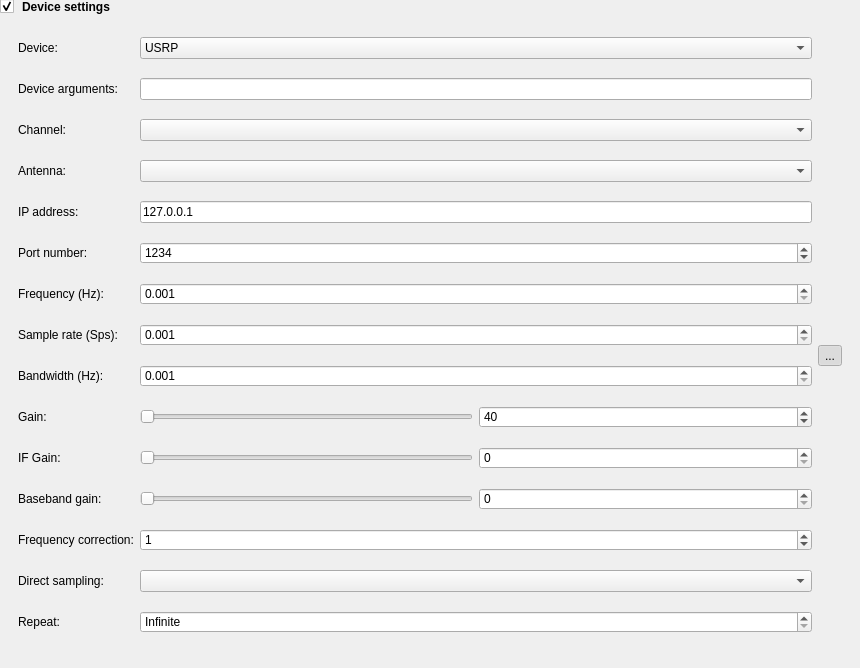
Before: the Qt Designer form data/ui/send_recv_device_settings.ui in jopohl/urh, drawn with Qt 5.
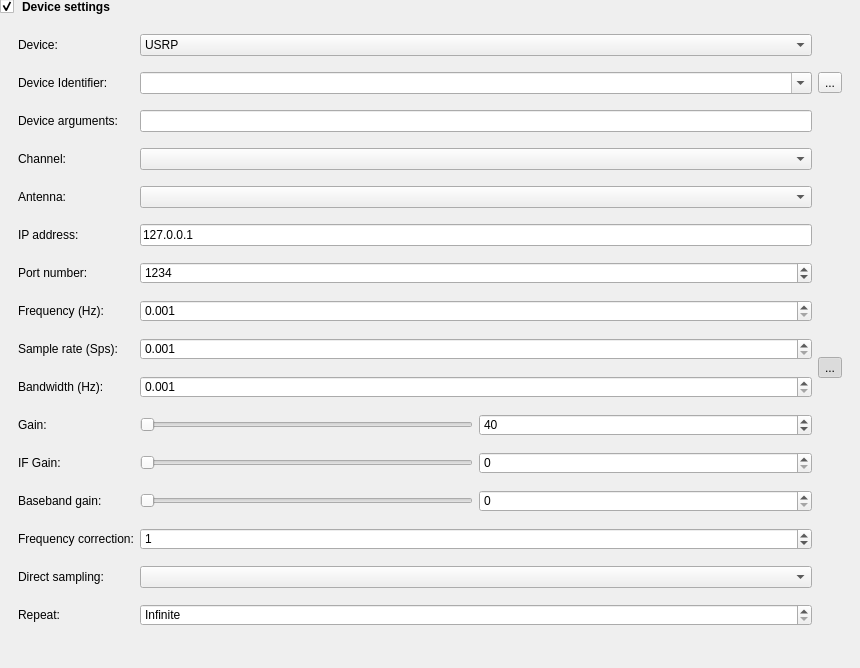
After: the same form once the commit is applied. Icons and pictures are not drawn. Custom widgets are drawn as their Qt base class.

Commit message: add multi device support for hackrf

```diff
--- a/data/ui/send_recv_device_settings.ui
+++ b/data/ui/send_recv_device_settings.ui
@@ -108,7 +108,7 @@
            </item>
           </widget>
          </item>
-         <item row="1" column="0">
+         <item row="2" column="0">
           <widget class="QLabel" name="labelDeviceArgs">
            <property name="toolTip">
             <string>&lt;html&gt;&lt;head/&gt;&lt;body&gt;&lt;p&gt;If you only have one USRP connected you may leave this field empty, so your USRP gets detected automatically.&lt;/p&gt;&lt;p&gt;If you have multiple USRPs connected or need better control, enter a device identifier of your USRP here.&lt;/p&gt;&lt;p&gt;You may also enter other device arguments here.&lt;/p&gt;&lt;/body&gt;&lt;/html&gt;</string>
@@ -124,55 +124,55 @@
            </property>
           </widget>
          </item>
-         <item row="1" column="1">
+         <item row="2" column="1">
           <widget class="QLineEdit" name="lineEditDeviceArgs">
            <property name="toolTip">
             <string>&lt;html&gt;&lt;head/&gt;&lt;body&gt;&lt;p&gt;If you only have one USRP connected you may leave this field empty, so your USRP gets detected automatically.&lt;/p&gt;&lt;p&gt;If you have multiple USRPs connected or need better control, enter a device identifier of your USRP here.&lt;/p&gt;&lt;p&gt;You may also enter other device arguments here.&lt;/p&gt;&lt;/body&gt;&lt;/html&gt;</string>
            </property>
           </widget>
          </item>
-         <item row="2" column="0">
+         <item row="3" column="0">
           <widget class="QLabel" name="labelChannel">
            <property name="text">
             <string>Channel:</string>
            </property>
           </widget>
          </item>
-         <item row="2" column="1">
+         <item row="3" column="1">
           <widget class="QComboBox" name="comboBoxChannel"/>
          </item>
-         <item row="3" column="0">
+         <item row="4" column="0">
           <widget class="QLabel" name="labelAntenna">
            <property name="text">
             <string>Antenna:</string>
            </property>
           </widget>
          </item>
-         <item row="3" column="1">
+         <item row="4" column="1">
           <widget class="QComboBox" name="comboBoxAntenna"/>
          </item>
-         <item row="4" column="0">
+         <item row="5" column="0">
           <widget class="QLabel" name="labelIP">
            <property name="text">
             <string>IP address:</string>
            </property>
           </widget>
          </item>
-         <item row="4" column="1">
+         <item row="5" column="1">
           <widget class="QLineEdit" name="lineEditIP">
            <property name="text">
             <string>127.0.0.1</string>
            </property>
           </widget>
          </item>
-         <item row="5" column="0">
+         <item row="6" column="0">
           <widget class="QLabel" name="labelPort">
            <property name="text">
             <string>Port number:</string>
            </property>
           </widget>
          </item>
-         <item row="5" column="1">
+         <item row="6" column="1">
           <widget class="QSpinBox" name="spinBoxPort">
            <property name="minimum">
             <number>1</number>
@@ -185,14 +185,14 @@
            </property>
           </widget>
          </item>
-         <item row="6" column="0">
+         <item row="7" column="0">
           <widget class="QLabel" name="labelFreq">
            <property name="text">
             <string>Frequency (Hz):</string>
            </property>
           </widget>
          </item>
-         <item row="6" column="1">
+         <item row="7" column="1">
           <widget class="KillerDoubleSpinBox" name="spinBoxFreq">
            <property name="decimals">
             <number>3</number>
@@ -205,14 +205,14 @@
            </property>
           </widget>
          </item>
-         <item row="7" column="0">
+         <item row="8" column="0">
           <widget class="QLabel" name="labelSampleRate">
            <property name="text">
             <string>Sample rate (Sps):</string>
            </property>
           </widget>
          </item>
-         <item row="7" column="1">
+         <item row="8" column="1">
           <widget class="KillerDoubleSpinBox" name="spinBoxSampleRate">
            <property name="decimals">
             <number>3</number>
@@ -225,7 +225,7 @@
            </property>
           </widget>
          </item>
-         <item row="7" column="2" rowspan="2">
+         <item row="8" column="2" rowspan="2">
           <widget class="QToolButton" name="btnLockBWSR">
            <property name="sizePolicy">
             <sizepolicy hsizetype="Fixed" vsizetype="Fixed">
@@ -254,27 +254,14 @@
            </property>
           </widget>
          </item>
-         <item row="8" column="0">
+         <item row="9" column="0">
           <widget class="QLabel" name="labelBandwidth">
            <property name="text">
             <string>Bandwidth (Hz):</string>
            </property>
           </widget>
          </item>
-         <item row="8" column="1">
-          <widget class="KillerDoubleSpinBox" name="spinBoxBandwidth">
-           <property name="decimals">
-            <number>3</number>
-           </property>
-           <property name="minimum">
-            <double>0.001000000000000</double>
-           </property>
-           <property name="maximum">
-            <double>1000000000000.000000000000000</double>
-           </property>
-          </widget>
-         </item>
-         <item row="9" column="0">
+         <item row="10" column="0">
           <widget class="QLabel" name="labelGain">
            <property name="toolTip">
             <string>&lt;html&gt;&lt;head/&gt;&lt;body&gt;&lt;p&gt;The gain (more exactly RF gain) is the gain applied to the RF signal. This amplifies the high frequent signal arriving at the antenna of your Software Defined Radio.&lt;/p&gt;&lt;/body&gt;&lt;/html&gt;</string>
@@ -285,6 +272,19 @@
           </widget>
          </item>
          <item row="9" column="1">
+          <widget class="KillerDoubleSpinBox" name="spinBoxBandwidth">
+           <property name="decimals">
+            <number>3</number>
+           </property>
+           <property name="minimum">
+            <double>0.001000000000000</double>
+           </property>
+           <property name="maximum">
+            <double>1000000000000.000000000000000</double>
+           </property>
+          </widget>
+         </item>
+         <item row="10" column="1">
           <layout class="QGridLayout" name="gridLayout_5">
            <property name="sizeConstraint">
             <enum>QLayout::SetDefaultConstraint</enum>
@@ -329,7 +329,7 @@
            </item>
           </layout>
          </item>
-         <item row="10" column="0">
+         <item row="11" column="0">
           <widget class="QLabel" name="labelIFGain">
            <property name="toolTip">
             <string>&lt;html&gt;&lt;head/&gt;&lt;body&gt;&lt;p&gt;The IF Gain is applied to the Intermediate Frequency signal in your Software Defined Radio. An IF signal has a lower frequency than the high frequent RF signal, so signal processing can be applied more efficiently.&lt;/p&gt;&lt;/body&gt;&lt;/html&gt;</string>
@@ -339,7 +339,7 @@
            </property>
           </widget>
          </item>
-         <item row="10" column="1">
+         <item row="11" column="1">
           <layout class="QGridLayout" name="gridLayout_7">
            <item row="0" column="0">
             <widget class="QSlider" name="sliderIFGain">
@@ -366,7 +366,7 @@
            </item>
           </layout>
          </item>
-         <item row="11" column="0">
+         <item row="12" column="0">
           <widget class="QLabel" name="labelBasebandGain">
            <property name="toolTip">
             <string>&lt;html&gt;&lt;head/&gt;&lt;body&gt;&lt;p&gt;The baseband gain is applied to the baseband signal in your software defined radio. The baseband signal is at low frequency and gathered from the RF signal by &lt;span style=&quot; font-weight:600;&quot;&gt;complex downsampling&lt;/span&gt;.&lt;/p&gt;&lt;/body&gt;&lt;/html&gt;</string>
@@ -376,7 +376,7 @@
            </property>
           </widget>
          </item>
-         <item row="11" column="1">
+         <item row="12" column="1">
           <layout class="QGridLayout" name="gridLayout_8">
            <item row="0" column="0">
             <widget class="QSlider" name="sliderBasebandGain">
@@ -418,7 +418,7 @@
            </item>
           </layout>
          </item>
-         <item row="12" column="0">
+         <item row="13" column="0">
           <widget class="QLabel" name="labelFreqCorrection">
            <property name="toolTip">
             <string>&lt;html&gt;&lt;head/&gt;&lt;body&gt;&lt;p&gt;Set the frequency correction in &lt;span style=&quot; font-weight:600;&quot;&gt;ppm&lt;/span&gt;. If you do not know what to enter here, just leave it to one.&lt;/p&gt;&lt;/body&gt;&lt;/html&gt;</string>
@@ -428,7 +428,7 @@
            </property>
           </widget>
          </item>
-         <item row="12" column="1">
+         <item row="13" column="1">
           <widget class="QSpinBox" name="spinBoxFreqCorrection">
            <property name="toolTip">
             <string>&lt;html&gt;&lt;head/&gt;&lt;body&gt;&lt;p&gt;Set the frequency correction in &lt;span style=&quot; font-weight:600;&quot;&gt;ppm&lt;/span&gt;. If you do not know what to enter here, just leave it to one.&lt;/p&gt;&lt;/body&gt;&lt;/html&gt;</string>
@@ -444,7 +444,7 @@
            </property>
           </widget>
          </item>
-         <item row="13" column="0">
+         <item row="14" column="0">
           <widget class="QLabel" name="labelDirectSampling">
            <property name="toolTip">
             <string>&lt;html&gt;&lt;head/&gt;&lt;body&gt;&lt;p&gt;Set the direct sampling mode. If you do not know what to choose here, just set it to disabled. The&lt;span style=&quot; font-weight:600;&quot;&gt; native backend&lt;/span&gt; is recommended, when using this setting.&lt;/p&gt;&lt;/body&gt;&lt;/html&gt;</string>
@@ -454,21 +454,21 @@
            </property>
           </widget>
          </item>
-         <item row="13" column="1">
+         <item row="14" column="1">
           <widget class="QComboBox" name="comboBoxDirectSampling">
            <property name="toolTip">
             <string>&lt;html&gt;&lt;head/&gt;&lt;body&gt;&lt;p&gt;Set the direct sampling mode. If you do not know what to choose here, just set it to disabled. The&lt;span style=&quot; font-weight:600;&quot;&gt; native backend&lt;/span&gt; is recommended, when using this setting.&lt;/p&gt;&lt;/body&gt;&lt;/html&gt;</string>
            </property>
           </widget>
          </item>
-         <item row="14" column="0">
+         <item row="15" column="0">
           <widget class="QLabel" name="labelNRepeat">
            <property name="text">
             <string>Repeat:</string>
            </property>
           </widget>
          </item>
-         <item row="14" column="1">
+         <item row="15" column="1">
           <widget class="QSpinBox" name="spinBoxNRepeat">
            <property name="specialValueText">
             <string>Infinite</string>
@@ -478,6 +478,33 @@
            </property>
           </widget>
          </item>
+         <item row="1" column="0">
+          <widget class="QLabel" name="labelDeviceIdentifier">
+           <property name="text">
+            <string>Device Identifier:</string>
+           </property>
+          </widget>
+         </item>
+         <item row="1" column="1">
+          <widget class="QComboBox" name="comboBoxDeviceIdentifier">
+           <property name="editable">
+            <bool>true</bool>
+           </property>
+           <property name="insertPolicy">
+            <enum>QComboBox::NoInsert</enum>
+           </property>
+          </widget>
+         </item>
+         <item row="1" column="2">
+          <widget class="QToolButton" name="btnRefreshDeviceIdentifier">
+           <property name="text">
+            <string>...</string>
+           </property>
+           <property name="icon">
+            <iconset theme="view-refresh"/>
+           </property>
+          </widget>
+         </item>
         </layout>
        </widget>
       </item>
```
The commit also changes 17 other files.
